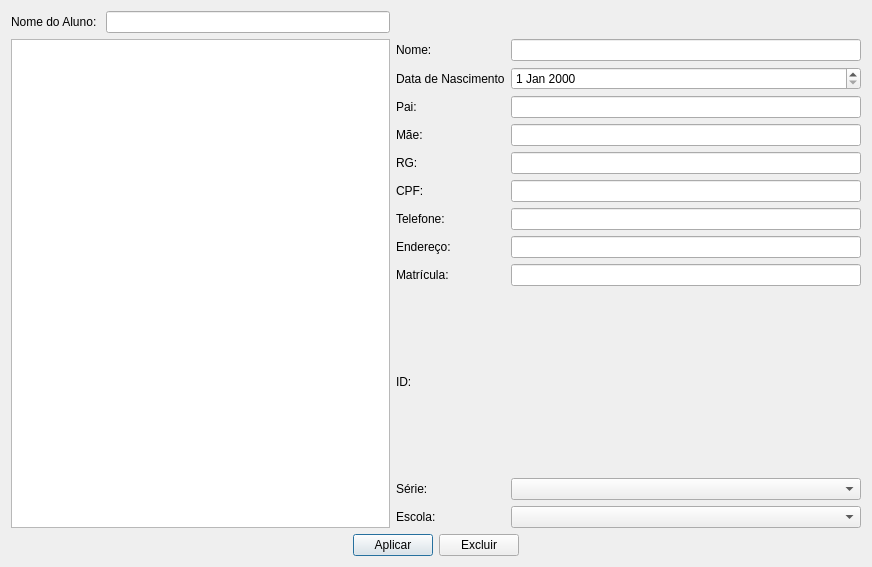
The window that src/main/resources/base/ui/widgets/editarOuExcluir.ui (matheusfillipe/ganec) describes before a commit, drawn with Qt 5.
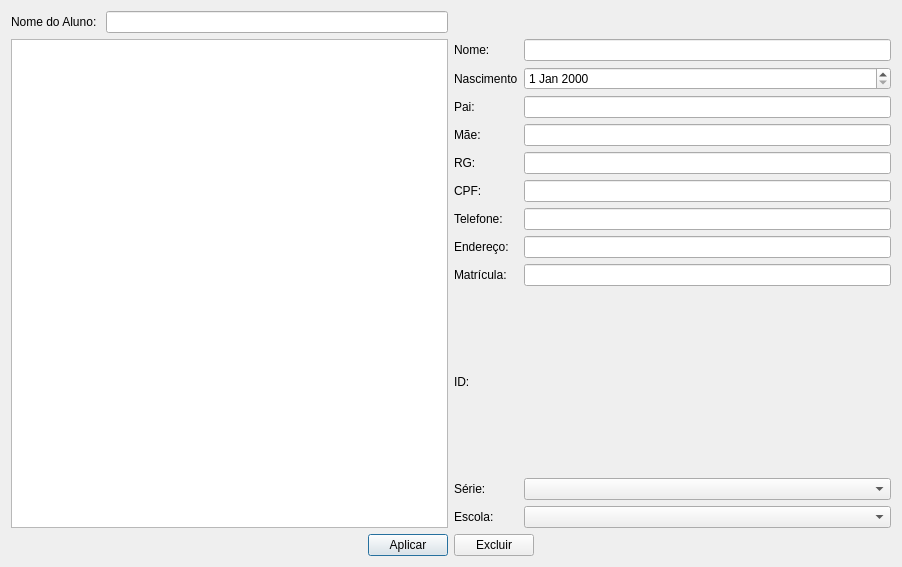
The same window after the commit.

```diff
--- a/src/main/resources/base/ui/widgets/editarOuExcluir.ui
+++ b/src/main/resources/base/ui/widgets/editarOuExcluir.ui
@@ -6,7 +6,7 @@
    <rect>
     <x>0</x>
     <y>0</y>
-    <width>872</width>
+    <width>902</width>
     <height>567</height>
    </rect>
   </property>
@@ -151,7 +151,7 @@
          <item row="1" column="0">
           <widget class="QLabel" name="label_10">
            <property name="text">
-            <string>Data de Nascimento</string>
+            <string>Nascimento</string>
            </property>
           </widget>
          </item>
```
